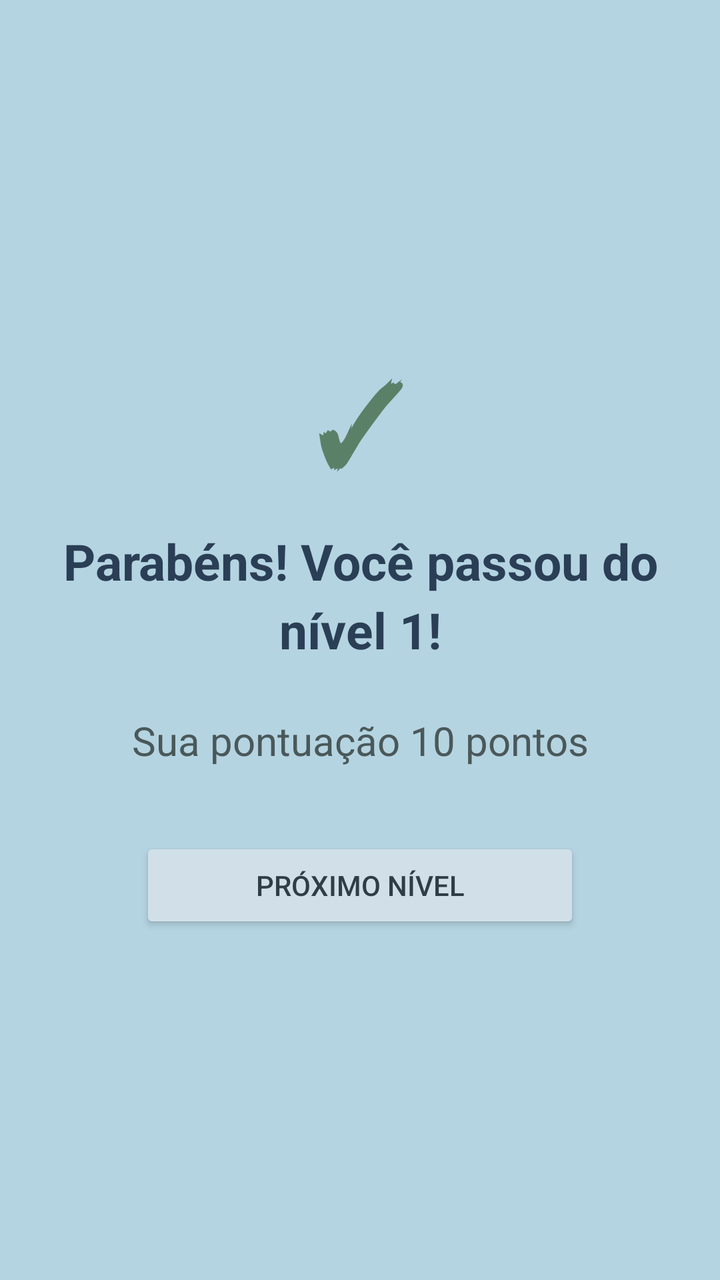
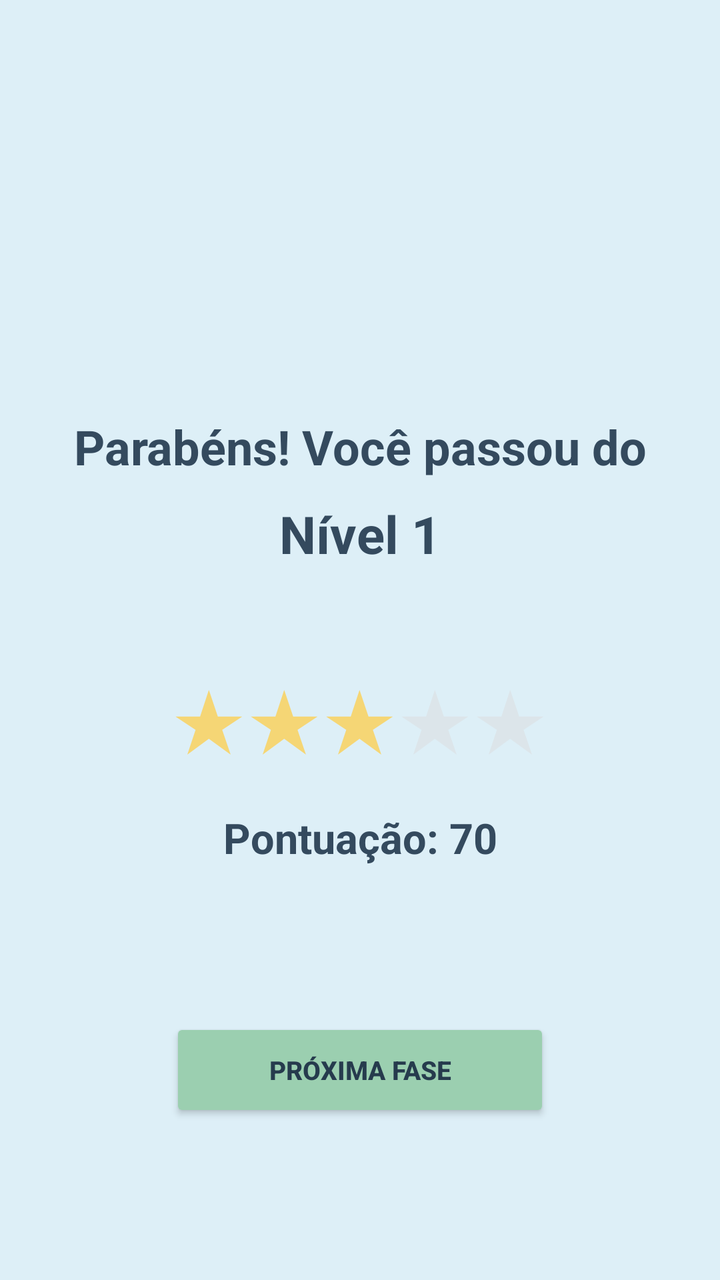

Two renders of the same Android screen: before a commit and after it. Below are the layout's source before the change and the commit's diff.
<!-- AndroidManifest.xml: application theme Theme.AppCompat.Light.NoActionBar -->
<!-- res/layout/tela_pontuacao.xml -->
<?xml version="1.0" encoding="utf-8"?>
<RelativeLayout
    xmlns:android="http://schemas.android.com/apk/res/android"
    android:layout_width="match_parent"
    android:layout_height="match_parent"
    android:background="#B5D4E2"
    android:padding="30dp">

    <LinearLayout
        android:layout_width="match_parent"
        android:layout_height="wrap_content"
        android:layout_centerInParent="true"
        android:gravity="center"
        android:orientation="vertical">

        <TextView
            android:layout_width="wrap_content"
            android:layout_height="wrap_content"
            android:layout_marginBottom="15dp"
            android:text="✓"
            android:textColor="#5B8068"
            android:textSize="55sp"
            android:textStyle="bold" />

        <TextView
            android:id="@+id/txtMensagem"
            android:layout_width="match_parent"
            android:layout_height="wrap_content"
            android:gravity="center"
            android:lineSpacingExtra="5dp"
            android:text="Parabéns!
Você passou do nível 1!"
            android:textColor="#2A3F55"
            android:textSize="25sp"
            android:textStyle="bold" />

        <TextView
            android:id="@+id/txtPontuacao"
            android:layout_width="match_parent"
            android:layout_height="wrap_content"
            android:layout_marginTop="25dp"
            android:layout_marginBottom="35dp"
            android:gravity="center"
            android:lineSpacingExtra="5dp"
            android:text="Sua pontuação
10 pontos"
            android:textColor="#4A5859"
            android:textSize="20sp" />

        <Button
            android:id="@+id/btnProximaFase"
            android:layout_width="220dp"
            android:layout_height="wrap_content"
            android:backgroundTint="#D1E0E8"
            android:text="PRÓXIMO NÍVEL"
            android:textColor="#2F3E46"
            android:textSize="14sp" />

    </LinearLayout>

</RelativeLayout>
<!-- resources referenced by this layout -->
<resources>

</resources>

<!-- the commit's change to res/layout/tela_pontuacao.xml (unified diff, before → after) -->
@@ -3,10 +3,11 @@
     xmlns:android="http://schemas.android.com/apk/res/android"
     android:layout_width="match_parent"
     android:layout_height="match_parent"
-    android:background="#B5D4E2"
-    android:padding="30dp">
+    android:background="@color/fundo_principal"
+    android:padding="24dp">
 
     <LinearLayout
+        android:id="@+id/blocoConteudo"
         android:layout_width="match_parent"
         android:layout_height="wrap_content"
         android:layout_centerInParent="true"
@@ -14,48 +15,100 @@
         android:orientation="vertical">
 
         <TextView
-            android:layout_width="wrap_content"
-            android:layout_height="wrap_content"
-            android:layout_marginBottom="15dp"
-            android:text="✓"
-            android:textColor="#5B8068"
-            android:textSize="55sp"
-            android:textStyle="bold" />
-
-        <TextView
             android:id="@+id/txtMensagem"
             android:layout_width="match_parent"
             android:layout_height="wrap_content"
             android:gravity="center"
-            android:lineSpacingExtra="5dp"
-            android:text="Parabéns!
-Você passou do nível 1!"
-            android:textColor="#2A3F55"
-            android:textSize="25sp"
+            android:text="Parabéns! Você passou do"
+            android:textColor="@color/titulo"
+            android:textSize="24sp"
             android:textStyle="bold" />
+
+        <TextView
+            android:id="@+id/txtNivel"
+            android:layout_width="match_parent"
+            android:layout_height="wrap_content"
+            android:layout_marginTop="10dp"
+            android:gravity="center"
+            android:text="Nível 1"
+            android:textColor="@color/titulo"
+            android:textSize="26sp"
+            android:textStyle="bold" />
+
+        <LinearLayout
+            android:id="@+id/layoutEstrelas"
+            android:layout_width="wrap_content"
+            android:layout_height="wrap_content"
+            android:layout_marginTop="45dp"
+            android:gravity="center"
+            android:orientation="horizontal">
+
+            <TextView
+                android:id="@+id/estrela1"
+                android:layout_width="wrap_content"
+                android:layout_height="wrap_content"
+                android:text="★"
+                android:textColor="@color/estrela_ativa"
+                android:textSize="42sp" />
+
+            <TextView
+                android:id="@+id/estrela2"
+                android:layout_width="wrap_content"
+                android:layout_height="wrap_content"
+                android:text="★"
+                android:textColor="@color/estrela_ativa"
+                android:textSize="42sp" />
+
+            <TextView
+                android:id="@+id/estrela3"
+                android:layout_width="wrap_content"
+                android:layout_height="wrap_content"
+                android:text="★"
+                android:textColor="@color/estrela_ativa"
+                android:textSize="42sp" />
+
+            <TextView
+                android:id="@+id/estrela4"
+                android:layout_width="wrap_content"
+                android:layout_height="wrap_content"
+                android:text="★"
+                android:textColor="@color/estrela_inativa"
+                android:textSize="42sp" />
+
+            <TextView
+                android:id="@+id/estrela5"
+                android:layout_width="wrap_content"
+                android:layout_height="wrap_content"
+                android:text="★"
+                android:textColor="@color/estrela_inativa"
+                android:textSize="42sp" />
+
+        </LinearLayout>
 
         <TextView
             android:id="@+id/txtPontuacao"
             android:layout_width="match_parent"
             android:layout_height="wrap_content"
-            android:layout_marginTop="25dp"
-            android:layout_marginBottom="35dp"
+            android:layout_marginTop="18dp"
             android:gravity="center"
-            android:lineSpacingExtra="5dp"
-            android:text="Sua pontuação
-10 pontos"
-            android:textColor="#4A5859"
-            android:textSize="20sp" />
-
-        <Button
-            android:id="@+id/btnProximaFase"
-            android:layout_width="220dp"
-            android:layout_height="wrap_content"
-            android:backgroundTint="#D1E0E8"
-            android:text="PRÓXIMO NÍVEL"
-            android:textColor="#2F3E46"
-            android:textSize="14sp" />
+            android:text="Pontuação: 70"
+            android:textColor="@color/titulo"
+            android:textSize="21sp"
+            android:textStyle="bold" />
 
     </LinearLayout>
 
+    <Button
+        android:id="@+id/btnProximaFase"
+        android:layout_width="190dp"
+        android:layout_height="52dp"
+        android:layout_alignParentBottom="true"
+        android:layout_centerHorizontal="true"
+        android:layout_marginBottom="55dp"
+        android:backgroundTint="@color/botao_verde"
+        android:text="PRÓXIMA FASE"
+        android:textColor="@color/texto_botao"
+        android:textSize="13sp"
+        android:textStyle="bold" />
+
 </RelativeLayout>
<!-- resource entries referenced after the edit -->
@@ -1,5 +1,10 @@
 <!-- resources referenced by this layout -->
 <resources>
-
+  <color name="botao_verde">#9BCFB0</color>
+  <color name="estrela_ativa">#F5D675</color>
+  <color name="estrela_inativa">#DCE5EA</color>
+  <color name="fundo_principal">#DDEFF7</color>
+  <color name="texto_botao">#263B4D</color>
+  <color name="titulo">#344A5E</color>
 </resources>
 
